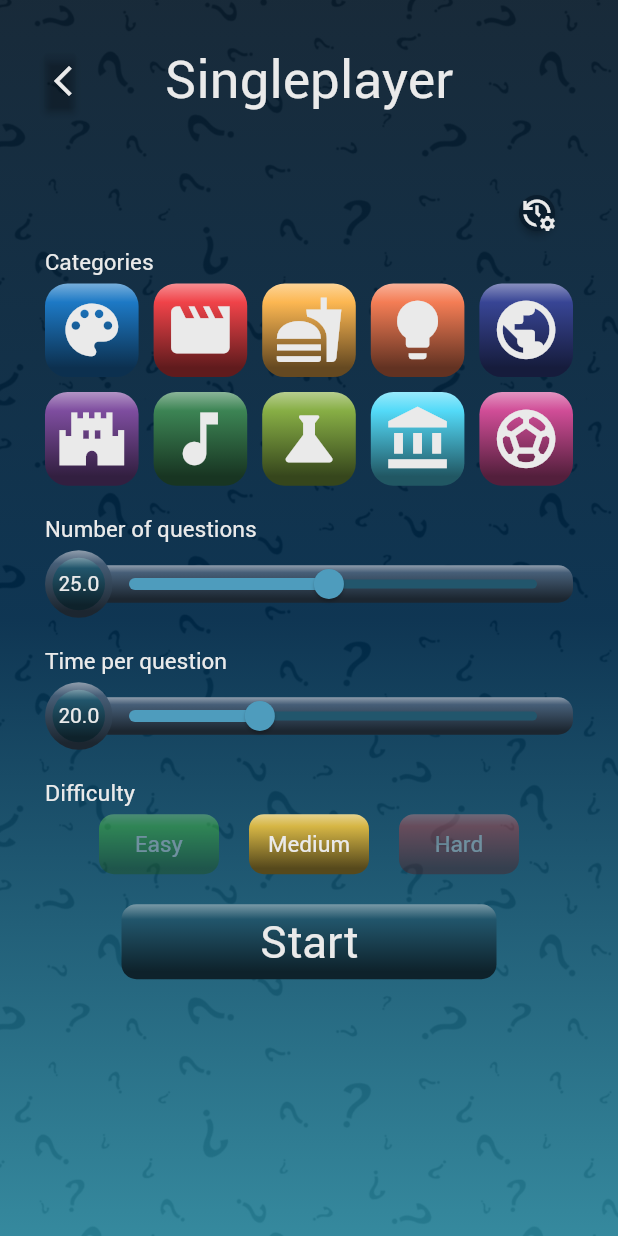
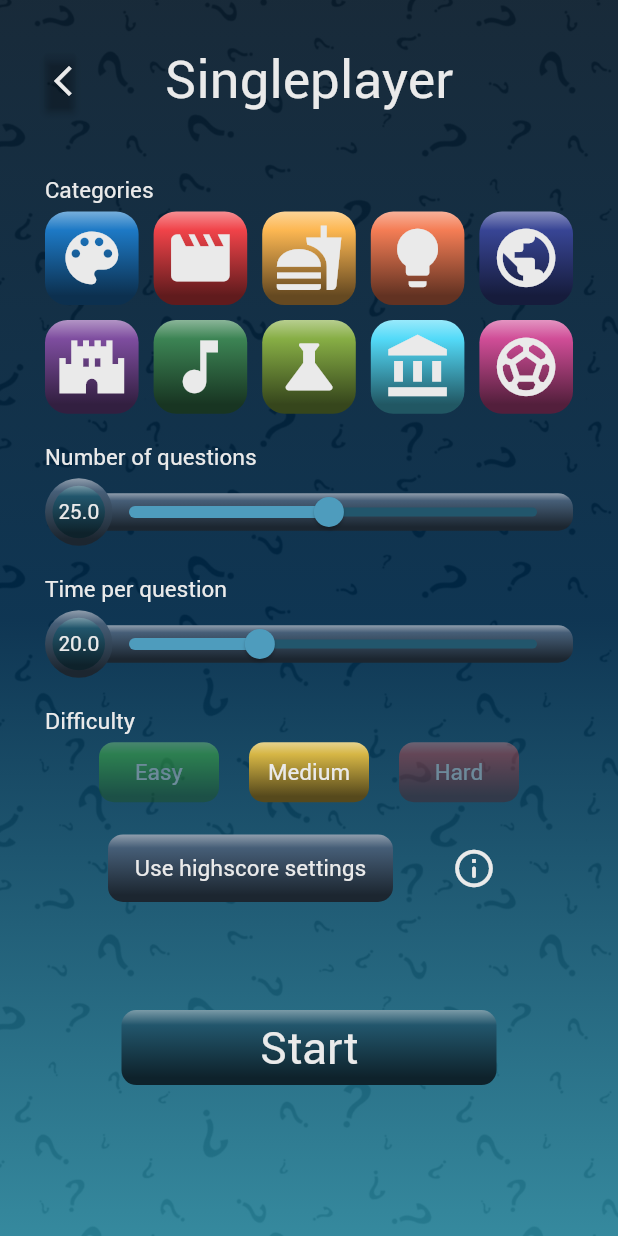
Before and after one commit to gu-tig333-ht22/grupp-1, a Flutter app: the screen it shows after launch, after a tap on "Singleplayer", on a phone screen of 412 x 824 dp. Run offline on Flutter 3.47's test engine with Material 2 defaults, Android fonts, the phone set to English and light mode, and no system bars; our stand-ins replace appinio_swiper, audioplayers, circular_countdown_timer, simple_gradient_text, timer_count_down; missing offline and left inert: deta, fading_edge_scrollview, flutter_octicons, http_client_deta_api.

Commit message:
Highscore settings info Flyttat reset-knapp till "User highscore settings" Lagt till AlertDialog info-ruta.

```diff
--- a/lib/views/settings_view.dart
+++ b/lib/views/settings_view.dart
@@ -36,26 +36,26 @@ class SettingsView extends StatelessWidget {
               const SizedBox(
                 height: 40,
               ),
-              Row(
-                mainAxisAlignment: MainAxisAlignment.end,
-                children: [
-                  MaterialButton(
-                    onPressed: () {
-                      Provider.of<GameSession>(context, listen: false)
-                          .resetSettings();
-                    },
-                    color: Themes.colors.backgroundDark,
-                    textColor: Themes.colors.white,
-                    child: Icon(
-                      Themes.icons.reset,
-                      size: 24,
-                    ),
-                    padding: EdgeInsets.all(0),
-                    minWidth: 0,
-                    shape: CircleBorder(),
-                  ),
-                ],
-              ),
+              // Row(
+              //   mainAxisAlignment: MainAxisAlignment.end,
+              //   children: [
+              //     MaterialButton(
+              //       onPressed: () {
+              //         Provider.of<GameSession>(context, listen: false)
+              //             .resetSettings();
+              //       },
+              //       color: Themes.colors.backgroundDark,
+              //       textColor: Themes.colors.white,
+              //       child: Icon(
+              //         Themes.icons.reset,
+              //         size: 24,
+              //       ),
+              //       padding: EdgeInsets.all(0),
+              //       minWidth: 0,
+              //       shape: CircleBorder(),
+              //     ),
+              //   ],
+              // ),
               CategoryRow(),
               const SizedBox(
                 height: 20,
@@ -106,6 +106,52 @@ class SettingsView extends StatelessWidget {
               const SizedBox(
                 height: 20,
               ),
+//
+
+//
+
+              Row(
+                mainAxisAlignment: MainAxisAlignment.center,
+                children: [
+                  Container(
+                    height: 45,
+                    width: 190,
+                    decoration: BoxDecoration(
+                        borderRadius: BorderRadius.circular(10),
+                        gradient:
+                            Themes.functions.applyGradient(Themes.colors.grey)),
+                    child: TextButton(
+                      onPressed: () {
+                        Provider.of<GameSession>(context, listen: false)
+                            .resetSettings();
+                      },
+                      child: Text(
+                        "Use highscore settings",
+                        style: Themes.textStyle.headline3,
+                      ),
+                    ),
+                  ),
+                  const SizedBox(width: 30),
+                  IconButton(
+                    padding: EdgeInsets.all(0),
+                    icon: Icon(Icons.info_outline_rounded,
+                        size: 30, color: Themes.colors.white),
+                    onPressed: () {
+                      showDialog(
+                          context: context,
+                          builder: ((BuildContext context) =>
+                              GameRulesDialog()));
+                    },
+                  ),
+                ],
+              ),
+
+              Spacer(),
+
+//
+
+//
+
               NavigationButton(
                 text: Text(
                   "Start",
@@ -273,3 +319,43 @@ class DifficultyRow extends StatelessWidget {
     );
   }
 }
+
+//ALERTDIALOG MED INFO FÖR ATT KUNNA FÅ RESULTAT PÅ HIGHSCORE-LISTAN
+class GameRulesDialog extends StatelessWidget {
+  final HighscoreRules =
+      ''' To be able to get your result on the highscore list you must use default settings.
+
+  Default settings are:
+  All categories
+  25 questions
+  20 sec time limit
+
+  You can change the difficulty.
+   ''';
+
+  @override
+  Widget build(BuildContext context) {
+    return AlertDialog(
+      shape: RoundedRectangleBorder(borderRadius: BorderRadius.circular(20)),
+      contentPadding: const EdgeInsets.all(15),
+      actionsPadding: const EdgeInsets.all(15),
+      title: Text('Highscore info'),
+      content: Text(HighscoreRules),
+      actions: [
+        Row(
+          mainAxisAlignment: MainAxisAlignment.center,
+          children: [
+            NavigationButton(
+                text: Text('Return', style: Themes.textStyle.headline3),
+                onPressed: () {
+                  Navigator.of(context).pop();
+                },
+                width: 100,
+                height: 30,
+                color: Themes.colors.blueDark),
+          ],
+        ),
+      ],
+    );
+  }
+}
```
